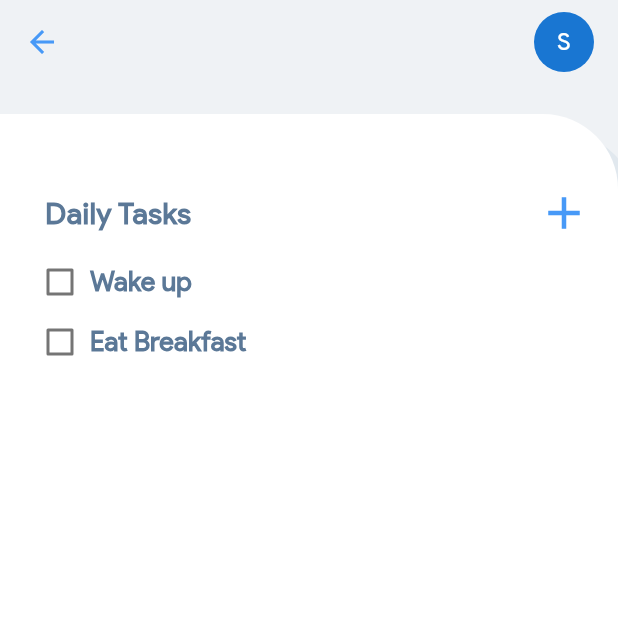
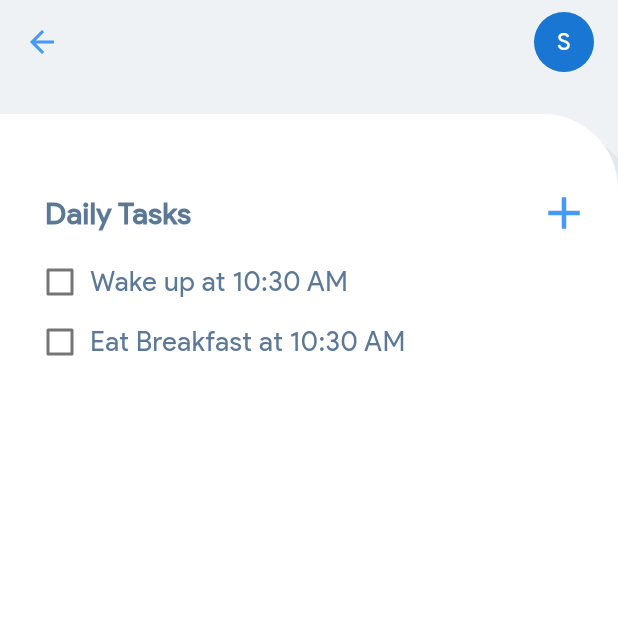
Before and after one commit to fluttertraining/todo, a Flutter app: the screen it shows after launch, after a tap on "Daily Tasks", on a phone screen of 412 x 824 dp, the top half of it. Run offline on Flutter 3.47's test engine with Material 2 defaults, Android fonts, the phone set to English and light mode, and no system bars; statements that could not run were skipped.

Commit message:
move code

```diff
--- a/lib/main.dart
+++ b/lib/main.dart
@@ -34,10 +34,10 @@ class MyHomePage extends StatefulWidget {
 }
 
 class _MyHomePageState extends State<MyHomePage> {
-  Duration _duration;
+  static Duration _duration = Duration(minutes: 5);
+  Timer _timer;
   double _percentage = 0;
-  Timer _timer;
-  int _start;
+  int _start = _duration.inSeconds;
 
   final List<MyListItem> listItems = [
     MyListItem(
@@ -59,14 +59,6 @@ class _MyHomePageState extends State<MyHomePage> {
       ],
     ),
   ];
-
-  initState() {
-    super.initState();
-
-    _duration = Duration(minutes: 1);
-    _start = _duration.inSeconds;
-    // startTimer();
-  }
 
   String timerString() {
     var h = (_start / 3600).floor().toString();
--- a/lib/src/task.dart
+++ b/lib/src/task.dart
@@ -21,6 +21,21 @@ class Task extends StatelessWidget {
     this.isSelected = false,
   }) : super(key: key);
 
+  String getTaskNameWithDate(int ndx) {
+    final amOrPm = (this.todos[ndx].date.hour < 12) ? 'AM' : 'PM';
+
+    final hour = (this.todos[ndx].date.hour % 12).toString();
+    final minutes = this.todos[ndx].date.minute;
+
+    print(this.todos[ndx].date.hour % 12);
+
+    var formattedMinutes = minutes >= 10
+        ? this.todos[ndx].date.minute.toString()
+        : "0" + this.todos[ndx].date.minute.toString();
+
+    return this.todos[ndx].taskName + " at $hour:$formattedMinutes $amOrPm";
+  }
+
   @override
   Widget build(BuildContext context) {
     var titleStyle;
@@ -29,16 +44,18 @@ class Task extends StatelessWidget {
     if (this.color == Theme.of(context).primaryColor) {
       titleStyle =
           Theme.of(context).textTheme.title.copyWith(color: Colors.white);
-      listItemStyle = Theme.of(context)
-          .primaryTextTheme
-          .subtitle
-          .copyWith(color: Colors.white);
+      listItemStyle = Theme.of(context).primaryTextTheme.subtitle.copyWith(
+            color: Colors.white,
+            fontWeight: FontWeight.normal,
+            letterSpacing: 0.4,
+          );
     } else {
       titleStyle = Theme.of(context).textTheme.title;
-      listItemStyle = Theme.of(context)
-          .primaryTextTheme
-          .subtitle
-          .copyWith(color: Theme.of(context).accentColor);
+      listItemStyle = Theme.of(context).primaryTextTheme.subtitle.copyWith(
+            color: Theme.of(context).accentColor,
+            fontWeight: FontWeight.normal,
+            letterSpacing: 0.4,
+          );
     }
 
     return Container(
@@ -95,7 +112,9 @@ class Task extends StatelessWidget {
                   itemBuilder: (BuildContext context, ndx) => TaskItem(
                         color: this.color,
                         textStyle: listItemStyle,
-                        taskName: this.todos[ndx].taskName,
+                        taskName: this.isSelected
+                            ? getTaskNameWithDate(ndx)
+                            : this.todos[ndx].taskName,
                         isFinished: this.todos[ndx].isFinished,
                         onPressTask: this.onPressTask(ndx),
                         accentColor: this.accentColor,
--- a/lib/src/task_list_screen.dart
+++ b/lib/src/task_list_screen.dart
@@ -5,7 +5,6 @@ import './todo.dart';
 
 class TaskListScreen extends StatefulWidget {
   final String title;
-
   final Color color;
   final Color accentColor;
   final String tag;
@@ -25,22 +24,6 @@ class TaskListScreen extends StatefulWidget {
 }
 
 class _TaskListScreenState extends State<TaskListScreen> {
-  String getTaskNameWithDate(int ndx) {
-    final amOrPm = (widget.todos[ndx].date.hour < 12) ? 'AM' : 'PM';
-
-    final hour = (widget.todos[ndx].date.hour % 12).toString();
-    final minutes = widget.todos[ndx].date.minute;
-
-    print(widget.todos[ndx].date.hour % 12);
-
-    var formattedMinutes = minutes >= 10
-        ? widget.todos[ndx].date.minute.toString()
-        : "0" + widget.todos[ndx].date.minute.toString();
-
-    return this.widget.todos[ndx].taskName +
-        " at $hour:$formattedMinutes $amOrPm";
-  }
-
   onPressTask(int ndx) => (bool value) {
         setState(() {
           widget.todos[ndx].isFinished = value;
```
Also changed, not shown: 2 other files.
